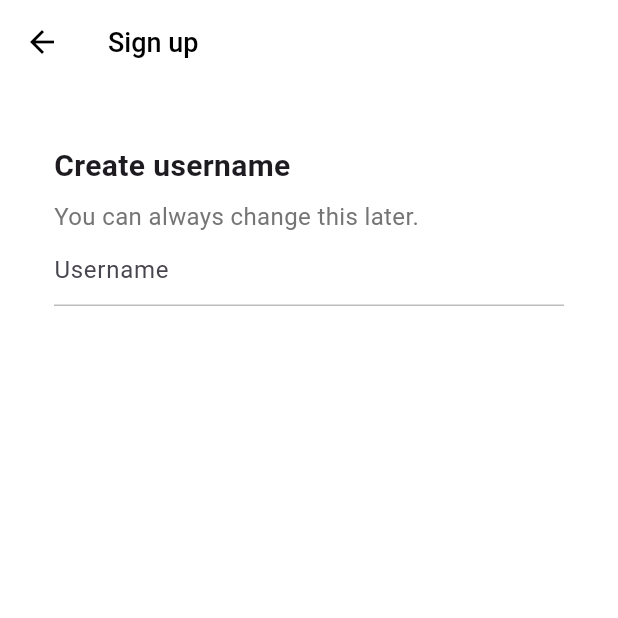
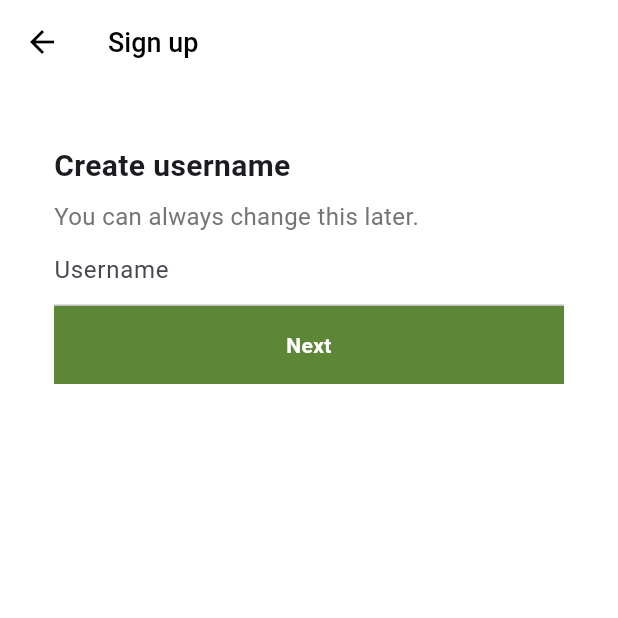
Before and after one commit to hyejj19/tiktok_clone, a Flutter app: the UsernameScreen screen opened directly, on a phone screen of 412 x 824 dp, the top half of it. Run offline on Flutter 3.47's test engine with Material 3 defaults, Android fonts, the phone set to English and light mode, and no system bars; our stand-ins replace font_awesome_flutter.

Commit message:
add: event listener for usernameController draft

```diff
--- a/lib/features/auth/username_screen.dart
+++ b/lib/features/auth/username_screen.dart
@@ -2,8 +2,26 @@ import 'package:flutter/material.dart';
 import 'package:tiktok_clone/constants/gaps.dart';
 import 'package:tiktok_clone/constants/sizes.dart';
 
-class UsernameScreen extends StatelessWidget {
-  const UsernameScreen({super.key});
+class UsernameScreen extends StatefulWidget {
+  const UsernameScreen({
+    super.key,
+  });
+
+  @override
+  State<UsernameScreen> createState() => _UsernameScreenState();
+}
+
+class _UsernameScreenState extends State<UsernameScreen> {
+  final TextEditingController _usernameController = TextEditingController();
+
+  @override
+  void initState() {
+    super.initState();
+
+    _usernameController.addListener(
+      () => print(_usernameController.text),
+    );
+  }
 
   @override
   Widget build(BuildContext context) {
@@ -41,6 +59,7 @@ class UsernameScreen extends StatelessWidget {
             ),
             Gaps.h16,
             TextField(
+              controller: _usernameController,
               decoration: InputDecoration(
                 hintText: 'Username',
                 enabledBorder: UnderlineInputBorder(
@@ -56,6 +75,24 @@ class UsernameScreen extends StatelessWidget {
               ),
               cursorColor: Theme.of(context).primaryColor,
             ),
+            Gaps.h16,
+            FractionallySizedBox(
+              widthFactor: 1,
+              child: Container(
+                padding: EdgeInsets.symmetric(vertical: Sizes.size16),
+                decoration: BoxDecoration(
+                  color: Theme.of(context).primaryColor,
+                ),
+                child: Text(
+                  'Next',
+                  textAlign: TextAlign.center,
+                  style: TextStyle(
+                    color: Colors.white,
+                    fontWeight: FontWeight.w600,
+                  ),
+                ),
+              ),
+            )
           ],
         ),
       ),
```
